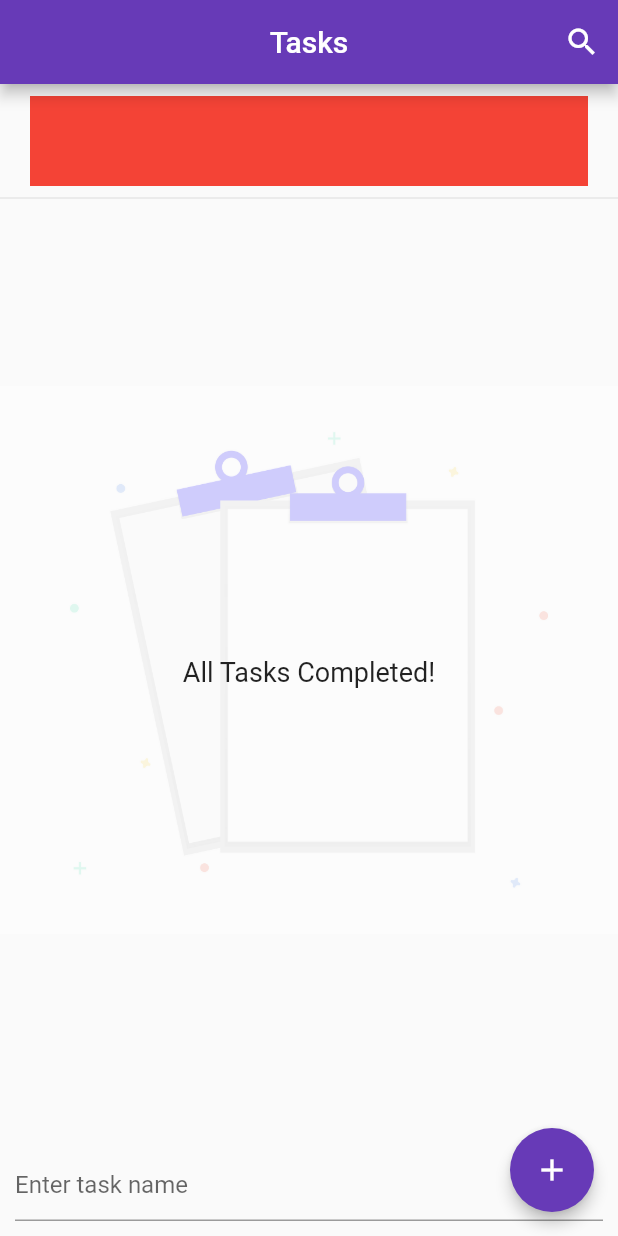
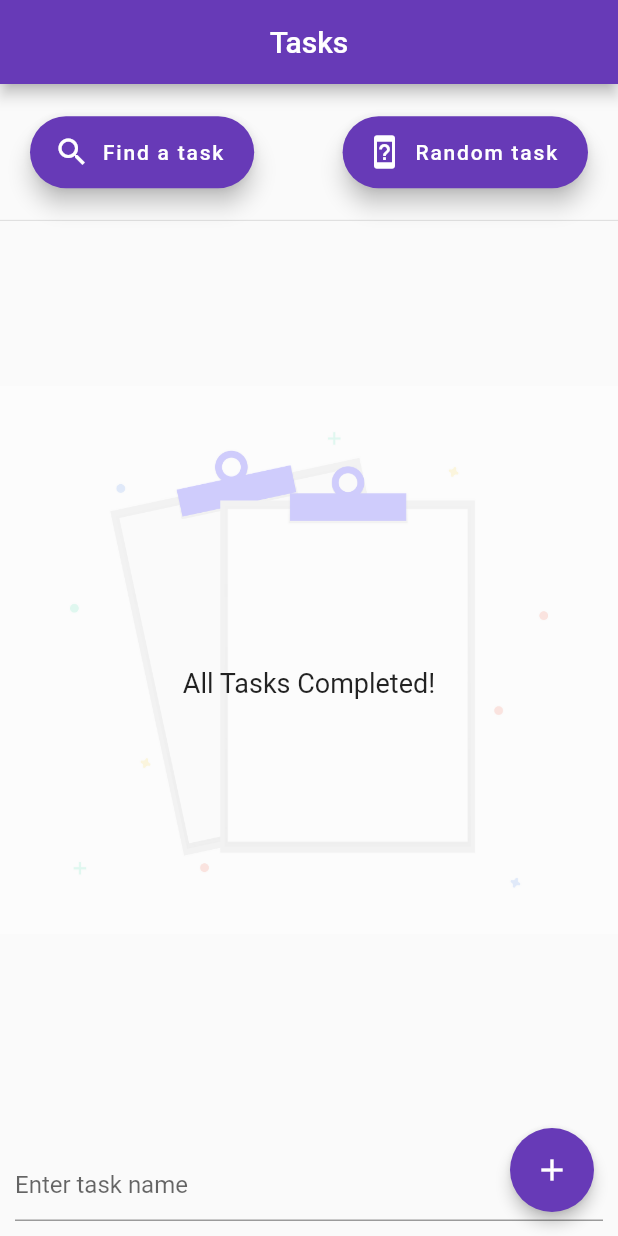
Before and after one commit to vishal-patel17/flutter_bloc_todo_app, a Flutter app: the screen it shows after launch, on a phone screen of 412 x 824 dp. Run offline on Flutter 3.47's test engine with Material 2 defaults, Android fonts, the phone set to English and light mode, and no system bars; our stand-ins replace bloc, cloud_firestore, equatable, flutter_bloc; accounts and stored records are empty.

Commit message:
UI Changes

```diff
--- a/lib/main.dart
+++ b/lib/main.dart
@@ -56,12 +56,12 @@ class _MyHomePageState extends State<MyHomePage> {
         centerTitle: true,
         iconTheme: IconThemeData(color: Colors.white),
         actions: <Widget>[
-          IconButton(
-            icon: Icon(
-              Icons.search,
-            ),
-            onPressed: () {},
-          ),
+//          IconButton(
+//            icon: Icon(
+//              Icons.search,
+//            ),
+//            onPressed: () {},
+//          ),
         ],
       ),
       floatingActionButton: FloatingActionButton(
@@ -90,8 +90,27 @@ class _MyHomePageState extends State<MyHomePage> {
               Container(
 //                padding: EdgeInsets.all(8.0),
                 width: MediaQuery.of(context).size.width - 40.0,
-                height: 60.0,
-                color: Colors.red,
+                height: MediaQuery.of(context).size.height / 11.0,
+//                color: Colors.red,
+                child: Row(
+                  mainAxisAlignment: MainAxisAlignment.spaceBetween,
+                  children: <Widget>[
+                    FloatingActionButton.extended(
+                      backgroundColor: Theme.of(context).primaryColor,
+                      label: Text('Find a task'),
+                      heroTag: 'find',
+                      icon: Icon(Icons.search),
+                      onPressed: () {},
+                    ),
+                    FloatingActionButton.extended(
+                      backgroundColor: Theme.of(context).primaryColor,
+                      label: Text('Random task'),
+                      heroTag: 'random',
+                      icon: Icon(Icons.device_unknown),
+                      onPressed: () {},
+                    ),
+                  ],
+                ),
               ),
               Divider(),
               Flexible(
```
